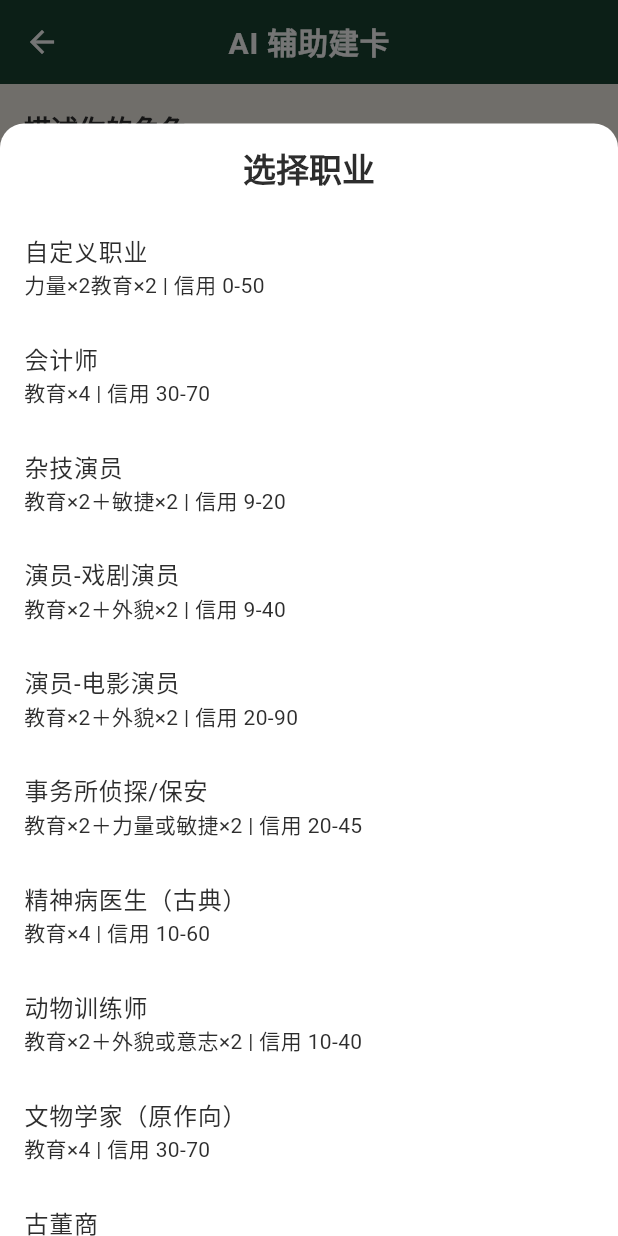
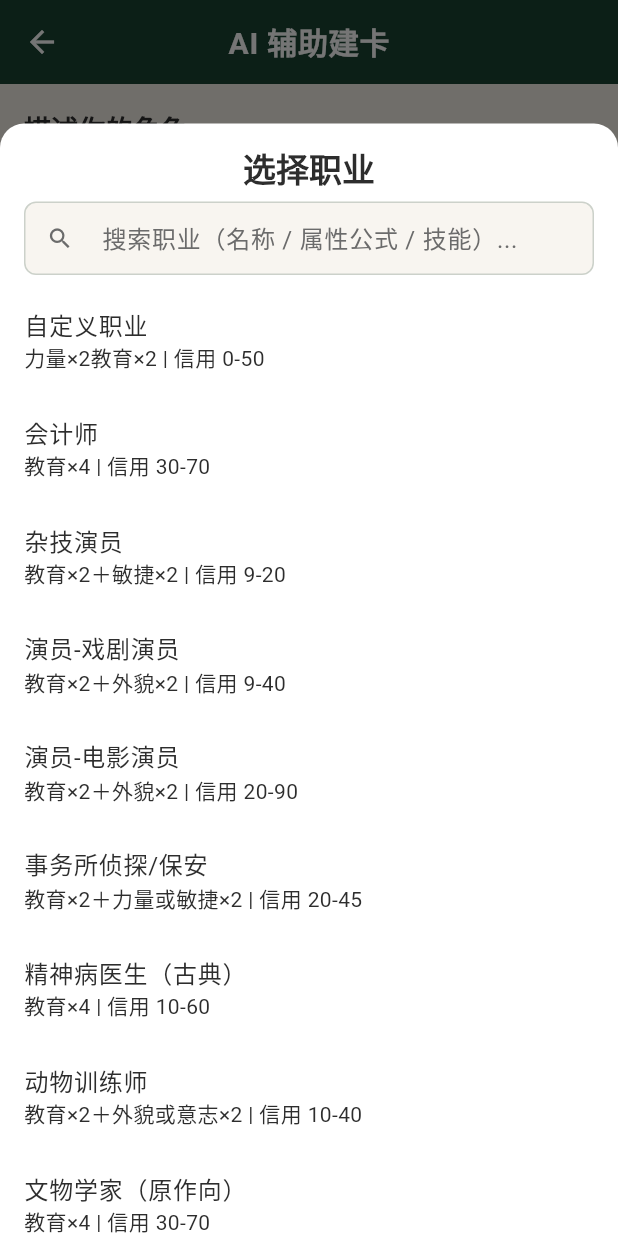
Before and after one commit to YUHUI-YUHUI/coccard, a Flutter app: the AiCharacterPage screen opened by its route, after a tap on "选择职业（留空则由 AI 推荐）", on a phone screen of 412 x 824 dp. Run offline on Flutter 3.47's test engine with Material 3 defaults, Android fonts, the phone set to English and light mode, and no system bars; our stand-ins replace pdf, printing, shared_preferences; accounts and stored records are empty.

Commit message:
feat: 三处职业选择均增加搜索过滤（按名称/属性公式/技能）

```diff
--- a/lib/app/pages/ai_character_page.dart
+++ b/lib/app/pages/ai_character_page.dart
@@ -1047,18 +1047,57 @@ class _AiCharacterPageState extends State<AiCharacterPage> {
         minChildSize: 0.5,
         maxChildSize: 0.95,
         expand: false,
-        builder: (ctx, scrollCtrl) => Column(
+        builder: (ctx, scrollCtrl) {
+          final searchCtrl = TextEditingController();
+          String query = '';
+          return StatefulBuilder(
+            builder: (ctx, setSheetState) {
+              final q = query.toLowerCase();
+              final list = q.isEmpty
+                  ? OCCUPATIONS
+                  : OCCUPATIONS.where((o) =>
+                      o.n.toLowerCase().contains(q) ||
+                      o.attr.toLowerCase().contains(q) ||
+                      o.sk.toLowerCase().contains(q)).toList();
+              return Column(
                 children: [
                   Padding(
-              padding: const EdgeInsets.all(16),
+                    padding: const EdgeInsets.fromLTRB(16, 16, 16, 8),
                     child: Text('选择职业', style: Theme.of(ctx).textTheme.titleLarge),
                   ),
+                  Padding(
+                    padding: const EdgeInsets.symmetric(horizontal: 16),
+                    child: TextField(
+                      controller: searchCtrl,
+                      autofocus: false,
+                      decoration: InputDecoration(
+                        hintText: '搜索职业（名称 / 属性公式 / 技能）...',
+                        prefixIcon: const Icon(Icons.search),
+                        isDense: true,
+                        border: OutlineInputBorder(borderRadius: BorderRadius.circular(8)),
+                        suffixIcon: query.isNotEmpty
+                            ? IconButton(
+                                icon: const Icon(Icons.clear),
+                                onPressed: () {
+                                  searchCtrl.clear();
+                                  setSheetState(() => query = '');
+                                },
+                              )
+                            : null,
+                      ),
+                      onChanged: (v) => setSheetState(() => query = v.trim()),
+                    ),
+                  ),
+                  const SizedBox(height: 8),
                   Expanded(
-              child: ListView.builder(
+                    child: list.isEmpty
+                        ? Center(child: Text('未找到匹配的职业',
+                            style: TextStyle(color: Theme.of(ctx).colorScheme.onSurfaceVariant)))
+                        : ListView.builder(
                             controller: scrollCtrl,
-                itemCount: OCCUPATIONS.length,
+                            itemCount: list.length,
                             itemBuilder: (ctx, index) {
-                  final occ = OCCUPATIONS[index];
+                              final occ = list[index];
                               return ListTile(
                                 title: Text(occ.n),
                                 subtitle: Text('${occ.attr} | 信用 ${occ.min}-${occ.max}'),
@@ -1071,7 +1110,10 @@ class _AiCharacterPageState extends State<AiCharacterPage> {
                           ),
                   ),
                 ],
-        ),
+              );
+            },
+          );
+        },
       ),
     );
   }
```
Also changed, not shown: lib/app/pages/character_creation_page.dart (+44 -6 lines), lib/app/pages/home_page.dart (+44 -5 lines). Lines whose indentation alone changed are shown as unchanged.
